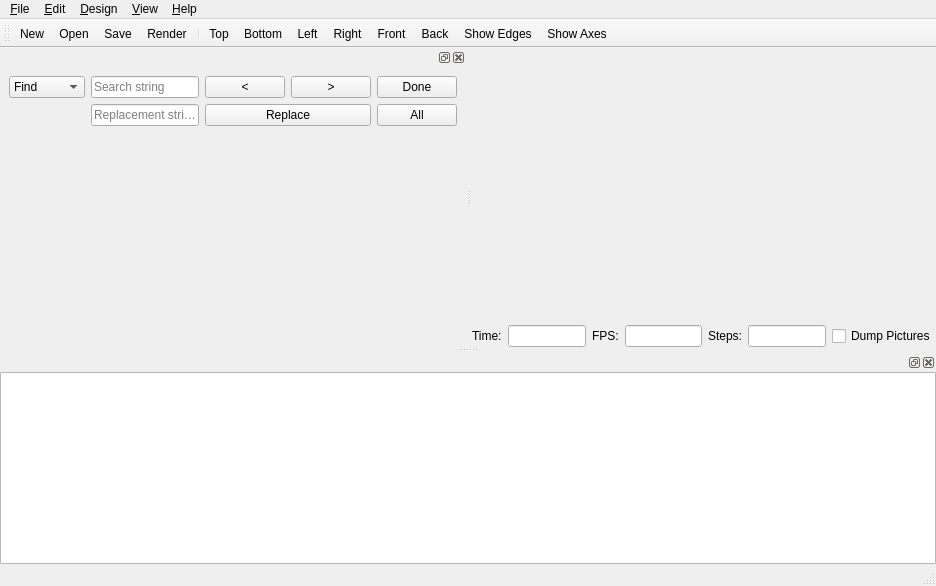
Old version of the form src/MainWindow.ui in the repository openscad/openscad.
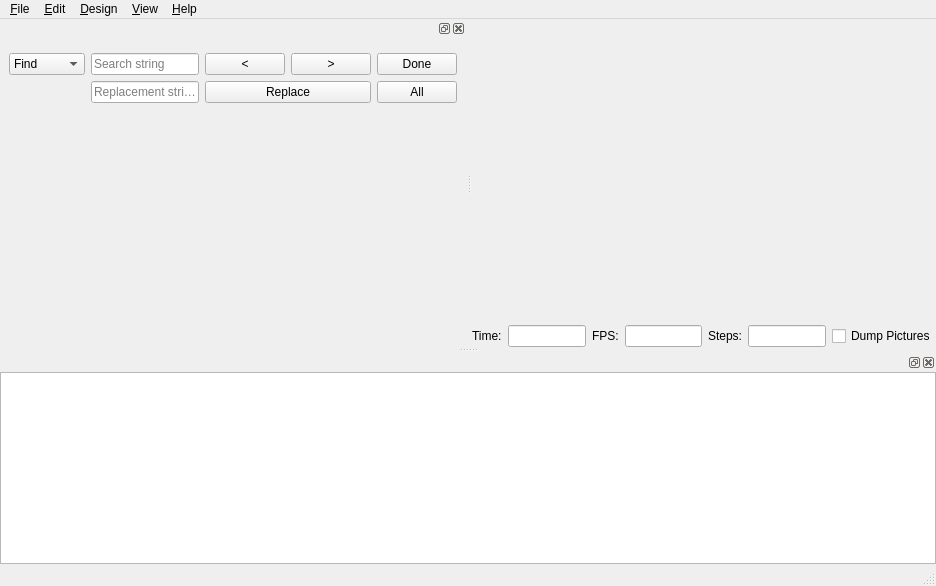
New version of the form. Icons and pictures are not drawn. Custom widgets are drawn as their Qt base class.

Commit message: toolBar-subclass of QToolBar added

The edit to the form file:
```diff
--- a/src/MainWindow.ui
+++ b/src/MainWindow.ui
@@ -332,7 +332,7 @@
         <number>0</number>
        </property>
        <layout class="QGridLayout" name="gridLayout">
-        <item row="0" column="0">
+        <item row="1" column="0">
          <widget class="QComboBox" name="findTypeComboBox">
           <item>
            <property name="text">
@@ -346,55 +346,58 @@
           </item>
          </widget>
         </item>
-        <item row="0" column="1">
-         <widget class="QLineEdit" name="findInputField">
-          <property name="placeholderText">
-           <string>Search string</string>
-          </property>
-         </widget>
-        </item>
-        <item row="0" column="2">
+        <item row="1" column="2">
          <widget class="QPushButton" name="prevButton">
           <property name="text">
            <string>&lt;</string>
           </property>
          </widget>
         </item>
-        <item row="0" column="3">
+        <item row="1" column="3">
          <widget class="QPushButton" name="nextButton">
           <property name="text">
            <string>&gt;</string>
           </property>
          </widget>
         </item>
-        <item row="0" column="4">
+        <item row="1" column="4">
          <widget class="QPushButton" name="hideFindButton">
           <property name="text">
            <string>Done</string>
           </property>
          </widget>
         </item>
-        <item row="1" column="1">
+        <item row="2" column="1">
          <widget class="QLineEdit" name="replaceInputField">
           <property name="placeholderText">
            <string>Replacement string</string>
           </property>
          </widget>
         </item>
-        <item row="1" column="2" colspan="2">
+        <item row="2" column="2" colspan="2">
          <widget class="QPushButton" name="replaceButton">
           <property name="text">
            <string>Replace</string>
           </property>
          </widget>
         </item>
-        <item row="1" column="4">
+        <item row="2" column="4">
          <widget class="QPushButton" name="replaceAllButton">
           <property name="text">
            <string>All</string>
           </property>
          </widget>
         </item>
+        <item row="0" column="0">
+         <widget class="QWidget" name="widget" native="true"/>
+        </item>
+        <item row="1" column="1">
+         <widget class="QLineEdit" name="findInputField">
+          <property name="placeholderText">
+           <string>Search string</string>
+          </property>
+         </widget>
+        </item>
        </layout>
       </widget>
      </item>
@@ -432,30 +435,6 @@
     </layout>
    </widget>
   </widget>
-  <widget class="QToolBar" name="toolBar">
-   <property name="windowTitle">
-    <string>toolBar</string>
-   </property>
-   <attribute name="toolBarArea">
-    <enum>TopToolBarArea</enum>
-   </attribute>
-   <attribute name="toolBarBreak">
-    <bool>false</bool>
-   </attribute>
-   <addaction name="fileActionNew"/>
-   <addaction name="fileActionOpen"/>
-   <addaction name="fileActionSave"/>
-   <addaction name="designActionRender"/>
-   <addaction name="separator"/>
-   <addaction name="viewActionTop"/>
-   <addaction name="viewActionBottom"/>
-   <addaction name="viewActionLeft"/>
-   <addaction name="viewActionRight"/>
-   <addaction name="viewActionFront"/>
-   <addaction name="viewActionBack"/>
-   <addaction name="viewActionShowEdges"/>
-   <addaction name="viewActionShowAxes"/>
-  </widget>
   <action name="fileActionNew">
    <property name="icon">
     <iconset resource="../openscad.qrc">
```
The commit also changes 21 other files.
